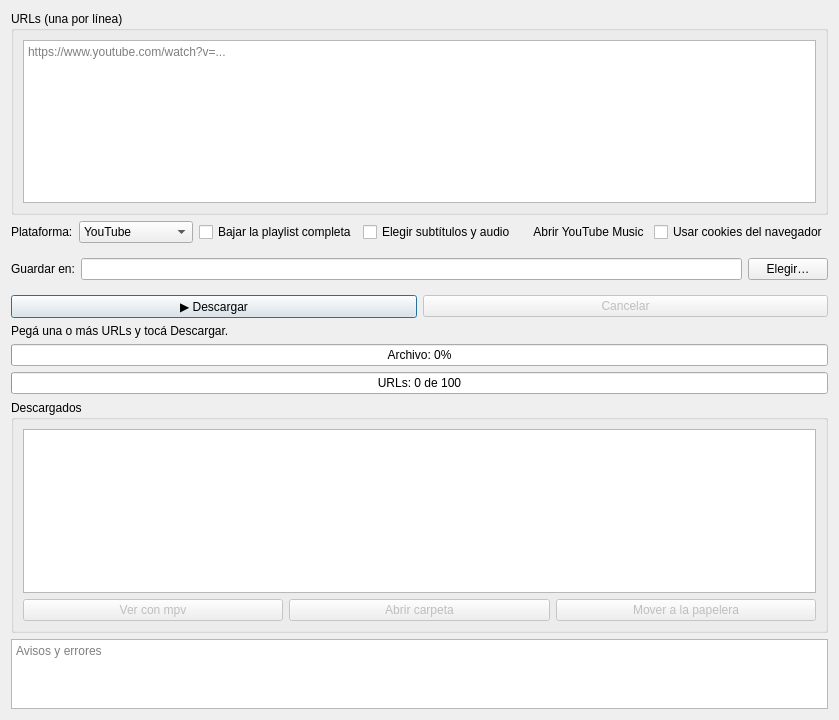
The window that gui/PaginaDescargas.ui (Sebas-Git-Tail/Arch-Linux-Manager) describes before a commit, drawn with Qt 5.
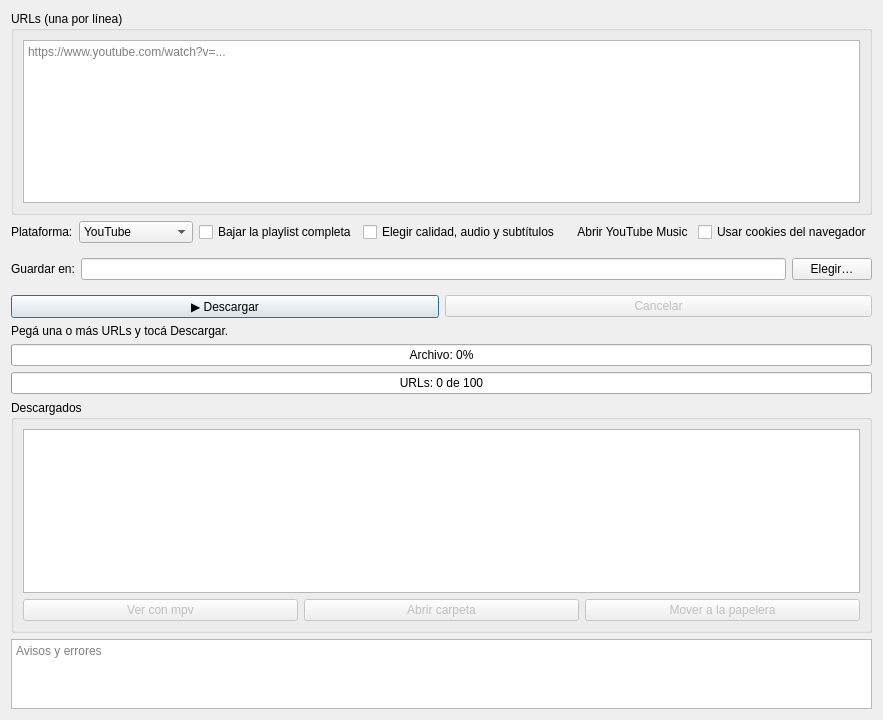
The same window after the commit. Icons and pictures are not drawn.

Commit message: Descargar Vídeos: elegir calidad y códecs, siempre en MKV

Patch:
```diff
--- a/gui/PaginaDescargas.ui
+++ b/gui/PaginaDescargas.ui
@@ -66,7 +66,7 @@
      <item>
       <widget class="QCheckBox" name="checkPistas">
        <property name="text">
-        <string>Elegir subtítulos y audio</string>
+        <string>Elegir calidad, audio y subtítulos</string>
        </property>
        <property name="toolTip">
         <string>Antes de descargar busca qué subtítulos y qué pistas de audio (idiomas) ofrece el video y deja elegir cuáles incluir. Quedan dentro del archivo.</string>
```
Left out of the diff: 2 changed lines with no effect on the pictures. The commit also changes 6 other files.
